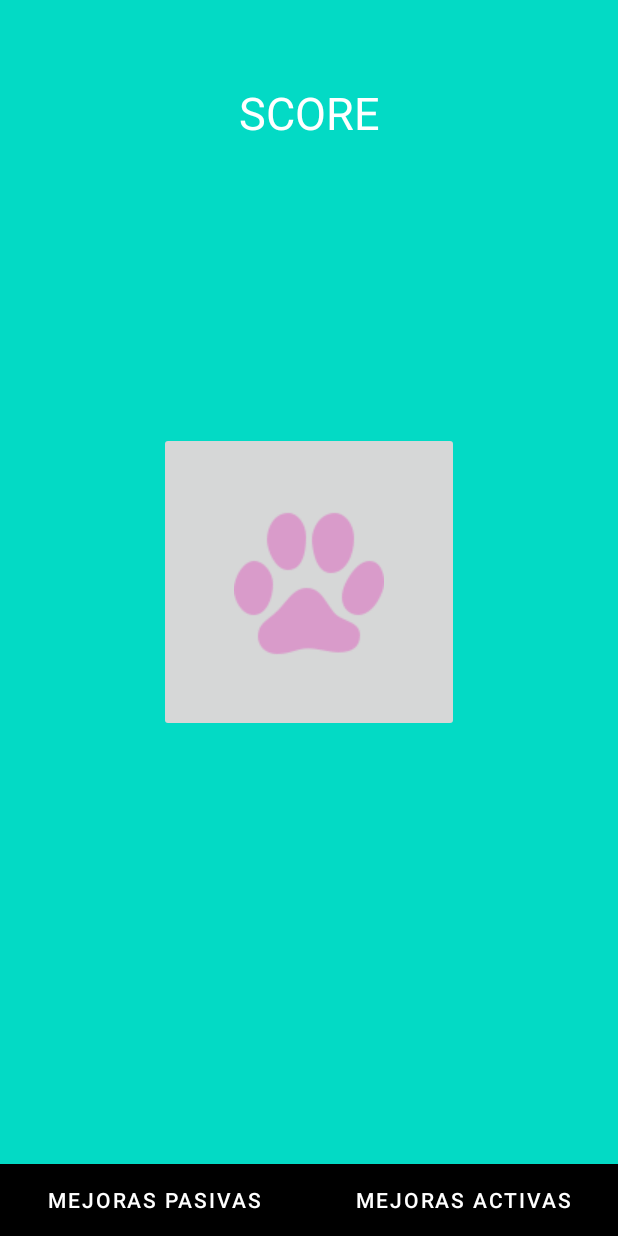
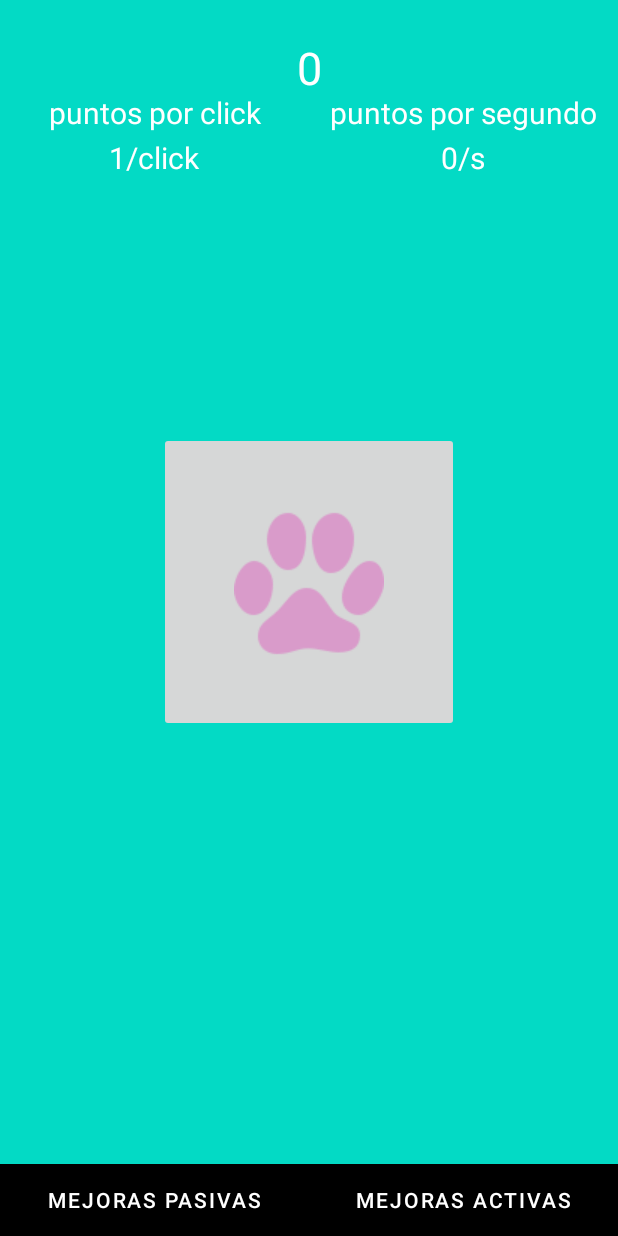
Before and after one commit to ptrcia/cat_clicker, an Android app: the Game screen opened directly, with no data from a screen before it, on a phone screen of 412 x 824 dp. Run offline under Robolectric (Android 15) with nearby library versions, the phone set to English and light mode, and no system bars; our stand-ins replace Room's generated code; 10 statements that could not run were skipped.

Commit message:
funciona lo basico
-no se guarda en base de datos
-qieda pendiente ordenar la lista

```diff
--- a/app/src/main/java/com/example/android_app/Game.java
+++ b/app/src/main/java/com/example/android_app/Game.java
@@ -23,15 +23,22 @@ import com.example.android_app.RoomDB.GameViewModel;
 
 public class Game extends AppCompatActivity {
 
+    private static Game instance;
     GameViewModel gameViewModel;
     TextView textScore;
+    TextView clickValueText;
+    TextView passiveValueText;
     ScoreManager scoreManager;
+    public static Game getInstance() {
+        return instance;
+    }
 
     @Override
     protected void onCreate(Bundle savedInstanceState) {
         super.onCreate(savedInstanceState);
         EdgeToEdge.enable(this);
         setContentView(R.layout.activity_game);
+        instance = this;
         ViewCompat.setOnApplyWindowInsetsListener(findViewById(R.id.main), (v, insets) -> {
             Insets systemBars = insets.getInsets(WindowInsetsCompat.Type.systemBars());
             v.setPadding(systemBars.left, systemBars.top, systemBars.right, systemBars.bottom);
@@ -41,7 +48,10 @@ public class Game extends AppCompatActivity {
         Button buttonActives = findViewById(R.id.buttonActives);
         ImageButton buttonClickScore = findViewById(R.id.buttonClickeableCat);
         textScore = findViewById(R.id.scoreText);
+        clickValueText = findViewById(R.id.clickValueText);
+        passiveValueText = findViewById(R.id.passiveValueText);
         scoreManager = ScoreManager.getInstance();
+
 
         //RoomDB
         gameViewModel = new ViewModelProvider(this).get(GameViewModel.class);
@@ -49,7 +59,6 @@ public class Game extends AppCompatActivity {
         gameViewModel.userStatsLiveData.observe(this, userStats -> {
             textScore.setText(userStats.getTotalScore());
         });
-
 
         //region Botones
         buttonActives.setOnClickListener(new View.OnClickListener() {
@@ -69,16 +78,12 @@ public class Game extends AppCompatActivity {
             public void onClick(View v) {
                 //Reference Script Score
                 Log.d("Clicker-> ", "Se ha hecho click");
-                scoreManager.ClickImage();
+                scoreManager.ClickActive();
                 UpdateScoreText();
             }
         });
         //endregion
-
-        //Consulta de prueba para imprimir
-
     }
-
 
     private void OpenFragment(String upgradeType){
         Log.d("Clicker-> ", "Se ha hecho click en: " + upgradeType);
@@ -88,11 +93,12 @@ public class Game extends AppCompatActivity {
         FragmentTransaction transaction = getSupportFragmentManager().beginTransaction();
         Log.d("Clicker->", "Transacción de fragmento en progreso");
         transaction.replace(R.id.container_layout, fragment);
-        //transaction.addToBackStack(null);
         transaction.commit();
     }
 
     public void UpdateScoreText(){
         textScore.setText(scoreManager.getScore());
+        clickValueText.setText(scoreManager.getClickValueText() + "/click");
+        passiveValueText.setText(scoreManager.getPassiveValueText() + "/s");
     }
 }
--- /dev/null
+++ b/app/src/main/java/com/example/android_app/PassiveTimer.java
@@ -0,0 +1,23 @@
+package com.example.android_app;
+
+import java.util.Timer;
+import java.util.TimerTask;
+
+public class PassiveTimer {
+    private Timer timer;
+    private ScoreManager scoreManager;
+
+    public PassiveTimer(ScoreManager scoreManager) {
+        this.scoreManager = scoreManager;
+        this.timer = new Timer();
+    }
+
+    public void start() {
+        this.timer.schedule(new TimerTask() {
+            @Override
+            public void run() {
+                scoreManager.ClickPassive();
+            }
+        }, 0, 1000);
+    }
+}
--- a/app/src/main/java/com/example/android_app/ScoreManager.java
+++ b/app/src/main/java/com/example/android_app/ScoreManager.java
@@ -6,13 +6,20 @@ import android.util.Log;
 public class ScoreManager {
 
     private int clickValue=1;
+    private int passiveValue=0;
     private int score=0;
     private String scoreText;
+    private String clickValueText;
+    private String passiveValueText;
+    private PassiveTimer passiveTimer;
 
     //region Instance
     private static ScoreManager instance;
 
-    private ScoreManager() {}
+    private ScoreManager() {
+        passiveTimer = new PassiveTimer(this);
+        passiveTimer.start();
+    }
 
     public static ScoreManager getInstance() {
         if (instance == null) {
@@ -22,35 +29,68 @@ public class ScoreManager {
     }
     //endregion
 
-    public void ClickImage(){
+    public void ClickActive(){
         Log.d("Clicker-> ", "Ha entrado en el método. Score->" + score);
         score = clickValue + score;
         SetScore(score);
+        Game.getInstance().UpdateScoreText();
+    }
+    public void ClickPassive(){
+        Log.d("Clicker-> ", "Ha entrado en el método. Score->" + score);
+        score = passiveValue + score;
+        SetScore(score);
+        Game.getInstance().UpdateScoreText();
+    }
 
+    public void applyActiveUpgrade(int cost, int effect){
+        if(score >= cost){
+            score -= cost;
+            clickValue += effect;
+            Log.d("Clicker-> ", "Has comprado la mejora");
+            Log.d("Clicker-> ", "Score->" + score);
+            Log.d("Clicker-> ", "ClickValue->" + clickValue);
+            Game.getInstance().UpdateScoreText();
+        }else{
+            Log.d("Clicker-> ", "No tienes suficiente score");
+        }
+    }
+    public void applyPassiveUpgrade(int cost, int effect){
+        if(score >= cost){
+            score -= cost;
+            passiveValue += effect;
+
+            Log.d("Clicker-> ", "Has comprado la mejora");
+            Log.d("Clicker-> ", "Score->" + score);
+            Log.d("Clicker-> ", "PassiveValue->" + passiveValue);
+            Game.getInstance().UpdateScoreText();
+        }else{
+            Log.d("Clicker-> ", "No tienes suficiente score");
+        }
     }
 
     //region Getter y Setters
-    public void SetClickValue(int clickValue){
-        this.clickValue = clickValue;
+    public void setPassiveValue(int passiveValue){
+        this.passiveValue = passiveValue;
     }
 
-    public int getClickValue(){
-        return clickValue;
+    public int getPassiveValue(){
+        return passiveValue;
     }
-
     public void SetScore(int score){
         this.score = score;
     }
-
     public String getScore(){
         scoreText = String.valueOf(score);
         return scoreText;
     }
+    public String getClickValueText(){
+        clickValueText = String.valueOf(clickValue);
+        return clickValueText;
+    }
+    public String getPassiveValueText(){
+        passiveValueText = String.valueOf(passiveValue);
+        return passiveValueText;
+    }
+
     //endregion
-
-    public void applyUpgrade(int cost, int effect){
-        clickValue += effect;
-        Log.d("Clicker-> ", "Ha entrado en el método. Score->" + clickValue);
-
-    }
 }
--- a/app/src/main/java/com/example/android_app/UpgradeFragment.java
+++ b/app/src/main/java/com/example/android_app/UpgradeFragment.java
@@ -274,7 +274,8 @@ public class UpgradeFragment extends Fragment {
 
             Log.d("Clicker->", "Coste: " + cost + ", Efecto: " + effect);
 
-            ScoreManager.getInstance().applyUpgrade(cost, effect);
+            if(upgradeType.equals("Active"))ScoreManager.getInstance().applyActiveUpgrade(cost, effect);
+            else if(upgradeType.equals("Passive"))ScoreManager.getInstance().applyPassiveUpgrade(cost, effect);
         }
     };
 }
--- a/app/src/main/res/layout/activity_game.xml
+++ b/app/src/main/res/layout/activity_game.xml
@@ -29,7 +29,7 @@
 
         <TextView
             android:id="@+id/scoreText"
-            android:layout_marginTop="50dp"
+            android:layout_marginTop="20dp"
             android:layout_width="match_parent"
             android:layout_height="50dp"
             android:layout_gravity="top"
@@ -37,8 +37,65 @@
             android:textSize="30sp"
             android:textColor="@color/white"
             android:gravity="center">
+        </TextView>
+        <LinearLayout
+            android:layout_width="match_parent"
+            android:layout_height="match_parent"
+            android:orientation="horizontal">
+            <TextView
+                android:layout_marginTop="50dp"
+                android:layout_width="0dp"
+                android:layout_height="50dp"
+                android:layout_weight="1"
+                android:layout_gravity="top"
+                android:text="puntos por click"
+                android:textSize="20sp"
+                android:textColor="@color/white"
+                android:gravity="center">
+            </TextView>
+            <TextView
+                android:layout_marginTop="50dp"
+                android:layout_width="0dp"
+                android:layout_height="50dp"
+                android:layout_weight="1"
+                android:layout_gravity="top"
+                android:text="puntos por segundo"
+                android:textSize="20sp"
+                android:textColor="@color/white"
+                android:gravity="center">
+            </TextView>
+        </LinearLayout>
+        <LinearLayout
+            android:layout_width="match_parent"
+            android:layout_height="match_parent"
+            android:orientation="horizontal">
+        <TextView
+            android:id="@+id/clickValueText"
+            android:layout_marginTop="80dp"
+            android:layout_width="0dp"
+            android:layout_height="50dp"
+            android:layout_weight="1"
+            android:layout_gravity="top"
+            android:text="clickValueText"
+            android:textSize="20sp"
+            android:textColor="@color/white"
+            android:gravity="center">
+        </TextView>
+        <TextView
+        android:id="@+id/passiveValueText"
+        android:layout_marginTop="80dp"
+        android:layout_width="0dp"
+        android:layout_height="50dp"
+            android:layout_weight="1"
+        android:layout_gravity="top"
+        android:text="passiveValueText"
+        android:textSize="20sp"
+        android:textColor="@color/white"
+        android:gravity="center">
+        </TextView>
+        </LinearLayout>
 
-        </TextView>
+
 
         <ImageButton
             android:id="@+id/buttonClickeableCat"
```
Also changed, not shown: app/src/main/java/com/example/android_app/RoomDB/UpgradeFragmentViewModel.java (+4 -4 lines).
